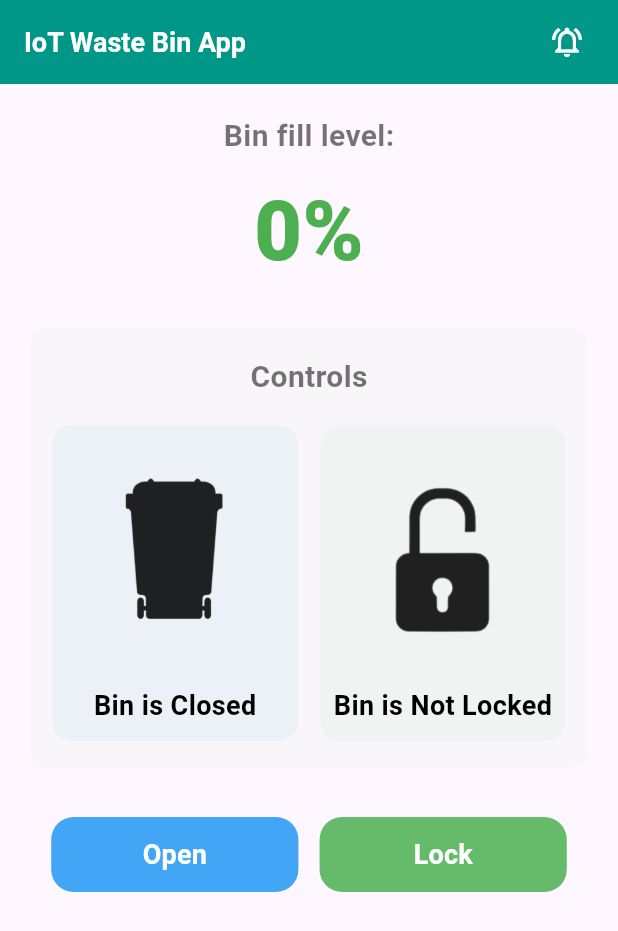
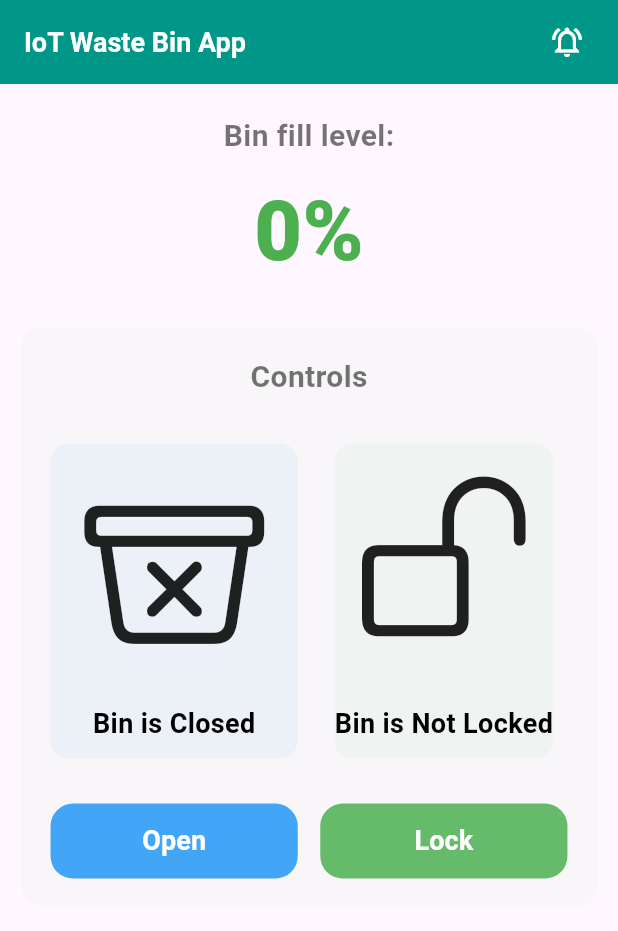
Before and after one commit to Enisco/dav_smart_wastebin_app, a Flutter app: the screen it shows after launch, on a phone screen of 412 x 824 dp. Shown: the top 931 px of the screen. Run offline on Flutter 3.47's test engine with Material 3 defaults, Android fonts, the phone set to English and light mode, and no system bars; our stand-ins replace flutter_local_notifications, get; missing offline and left inert: flutter_background, mqtt_client.

Commit message:
UI completed

```diff
--- a/lib/presentation/view.dart
+++ b/lib/presentation/view.dart
@@ -1,6 +1,7 @@
 // ignore_for_file: depend_on_referenced_packages, avoid_print
 
 import 'package:dav_smart_wastebin_app/presentation/controller.dart';
+import 'package:flutter/cupertino.dart';
 import 'package:flutter/material.dart';
 import 'package:get/get.dart';
 
@@ -64,7 +65,7 @@ class _SmartWasteBinPageViewState extends State<SmartWasteBinPageView> {
         init: SmartWasteBinController(),
         builder: (context) {
           return SingleChildScrollView(
-            padding: const EdgeInsets.symmetric(horizontal: 20),
+            padding: const EdgeInsets.symmetric(horizontal: 14),
             child: Column(
               mainAxisAlignment: MainAxisAlignment.center,
               children: [
@@ -123,7 +124,7 @@ class _SmartWasteBinPageViewState extends State<SmartWasteBinPageView> {
                 SizedBox(height: size.height * 0.03),
                 Container(
                   padding: const EdgeInsets.symmetric(
-                    horizontal: 15,
+                    horizontal: 5,
                     vertical: 18,
                   ),
                   width: size.width,
@@ -133,23 +134,26 @@ class _SmartWasteBinPageViewState extends State<SmartWasteBinPageView> {
                   ),
                   child: Column(
                     children: [
-                      const Padding(
-                        padding: EdgeInsets.only(bottom: 18),
-                        child: Text(
+                      const Text(
                         'Controls',
                         style: TextStyle(
                           fontSize: 20,
                           fontWeight: FontWeight.w600,
-                              color: Colors.black54),
+                          color: Colors.black54,
                         ),
                       ),
+                      const SizedBox(height: 30),
                       Row(
+                        mainAxisSize: MainAxisSize.min,
                         children: [
-                          Expanded(
-                            child: Container(
+                          Column(
+                            mainAxisAlignment: MainAxisAlignment.spaceAround,
+                            children: [
+                              Container(
                                 padding: EdgeInsets.only(
                                     bottom: 10, top: controller.open ? 12 : 12),
                                 height: 210,
+                                width: size.width * 0.4,
                                 decoration: const BoxDecoration(
                                   color: Color.fromRGBO(24, 160, 221, 0.06),
                                   borderRadius:
@@ -159,20 +163,31 @@ class _SmartWasteBinPageViewState extends State<SmartWasteBinPageView> {
                                   children: [
                                     const SizedBox(height: 15),
                                     controller.open
-                                      ? const Image(
-                                          image:
-                                              AssetImage("assets/bin_open.png"),
-                                          height: 110,
-                                          width: 100,
+                                        ? const Icon(
+                                            Icons.clean_hands_outlined,
+                                            size: 80,
                                             color: Colors.black87,
                                           )
-                                      : const Image(
-                                          image: AssetImage(
-                                              "assets/bin-closed.png"),
-                                          height: 110,
-                                          width: 100,
+                                        : const Icon(
+                                            CupertinoIcons.bin_xmark,
+                                            size: 120,
                                             color: Colors.black87,
                                           ),
+
+                                    // ? const Image(
+                                    //     image: AssetImage(
+                                    //         "assets/bin_open.png"),
+                                    //     height: 110,
+                                    //     width: 100,
+                                    //     color: Colors.black87,
+                                    //   )
+                                    // : const Image(
+                                    //     image: AssetImage(
+                                    //         "assets/bin-closed.png"),
+                                    //     height: 110,
+                                    //     width: 100,
+                                    //     color: Colors.black87,
+                                    //   ),
                                     const Expanded(child: SizedBox()),
                                     Text(
                                       controller.open
@@ -189,67 +204,12 @@ class _SmartWasteBinPageViewState extends State<SmartWasteBinPageView> {
                                   ],
                                 ),
                               ),
-                          ),
-                          const SizedBox(width: 15),
-                          Expanded(
-                            child: Container(
-                              padding: const EdgeInsets.only(bottom: 10),
-                              height: 210,
-                              decoration: const BoxDecoration(
-                                color: Color.fromRGBO(64, 190, 121, 0.05),
-                                borderRadius:
-                                    BorderRadius.all(Radius.circular(12)),
-                              ),
-                              child: Column(
-                                children: [
-                                  const SizedBox(height: 15),
-                                  controller.locked
-                                      ? const Image(
-                                          image: AssetImage(
-                                            "assets/lock-closed.png",
-                                          ),
-                                          height: 130,
-                                          width: 80,
-                                          color: Colors.black87,
-                                        )
-                                      : const Image(
-                                          image: AssetImage(
-                                            "assets/padlock_open.png",
-                                          ),
-                                          height: 150,
-                                          width: 100,
-                                          color: Colors.black87,
-                                        ),
-                                  const Expanded(child: SizedBox()),
-                                  Text(
-                                    controller.locked
-                                        ? 'Bin is Locked'
-                                        : 'Bin is Not Locked',
-                                    style: TextStyle(
-                                      fontSize: 18,
-                                      fontWeight: FontWeight.bold,
-                                      color: controller.locked
-                                          ? Colors.red
-                                          : Colors.black,
-                                    ),
-                                  ),
-                                ],
-                              ),
-                            ),
-                          ),
-                        ],
-                      ),
-                    ],
-                  ),
-                ),
-                SizedBox(height: size.height * 0.04),
-                Row(
-                  mainAxisAlignment: MainAxisAlignment.spaceEvenly,
-                  children: [
+                              const SizedBox(height: 30),
                               TextButton(
                                 onPressed: () {
                                   print('Custom Button pressed');
-                        controller.mqttPublish(controller.open ? "C" : "O");
+                                  controller
+                                      .mqttPublish(controller.open ? "C" : "O");
                                 },
                                 style: TextButton.styleFrom(
                                   backgroundColor: controller.open
@@ -270,15 +230,60 @@ class _SmartWasteBinPageViewState extends State<SmartWasteBinPageView> {
                                   ),
                                 ),
                               ),
-                    //
+                            ],
+                          ),
+                          const SizedBox(width: 15),
+                          Column(
+                            children: [
+                              Container(
+                                padding: const EdgeInsets.only(bottom: 10),
+                                height: 210,
+                                decoration: const BoxDecoration(
+                                  color: Color.fromRGBO(64, 190, 121, 0.05),
+                                  borderRadius:
+                                      BorderRadius.all(Radius.circular(12)),
+                                ),
+                                child: Column(
+                                  children: [
+                                    const SizedBox(height: 15),
+                                    controller.locked
+                                        ? const Icon(
+                                            CupertinoIcons.lock_fill,
+                                            size: 80,
+                                            color: Colors.black87,
+                                          )
+                                        : const Icon(
+                                            CupertinoIcons.lock_open,
+                                            size: 120,
+                                            color: Colors.black87,
+                                          ),
+                                    const Expanded(child: SizedBox()),
+                                    Text(
+                                      controller.locked
+                                          ? 'Bin is Locked'
+                                          : 'Bin is Not Locked',
+                                      style: TextStyle(
+                                        fontSize: 18,
+                                        fontWeight: FontWeight.bold,
+                                        color: controller.locked
+                                            ? Colors.red
+                                            : Colors.black,
+                                      ),
+                                    ),
+                                  ],
+                                ),
+                              ),
+                              const SizedBox(height: 30),
                               TextButton(
                                 onPressed: () {
                                   print('Custom Button pressed');
-                        controller.mqttPublish(controller.locked ? "U" : "L");
+                                  controller.mqttPublish(
+                                      controller.locked ? "U" : "L");
                                 },
                                 style: TextButton.styleFrom(
-                        backgroundColor:
-                            controller.locked ? Colors.red : Colors.green[400],
+                                  backgroundColor: controller.locked
+                                      ? Colors.red
+                                      : Colors.green[400],
                                   fixedSize: Size(size.width / 2.5, 50),
                                   padding: EdgeInsets.zero,
                                   shape: RoundedRectangleBorder(
@@ -298,6 +303,11 @@ class _SmartWasteBinPageViewState extends State<SmartWasteBinPageView> {
                           ),
                         ],
                       ),
+                    ],
+                  ),
+                ),
+              ],
+            ),
           );
         },
       ),
```
Lines whose indentation alone changed are shown as unchanged.
